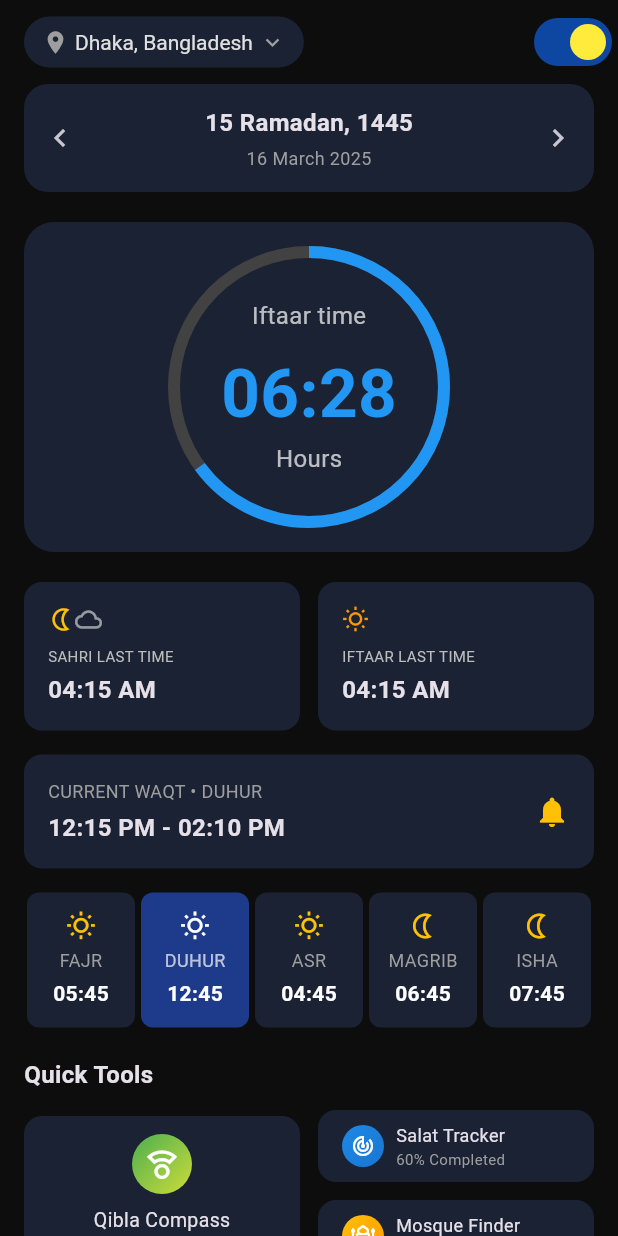
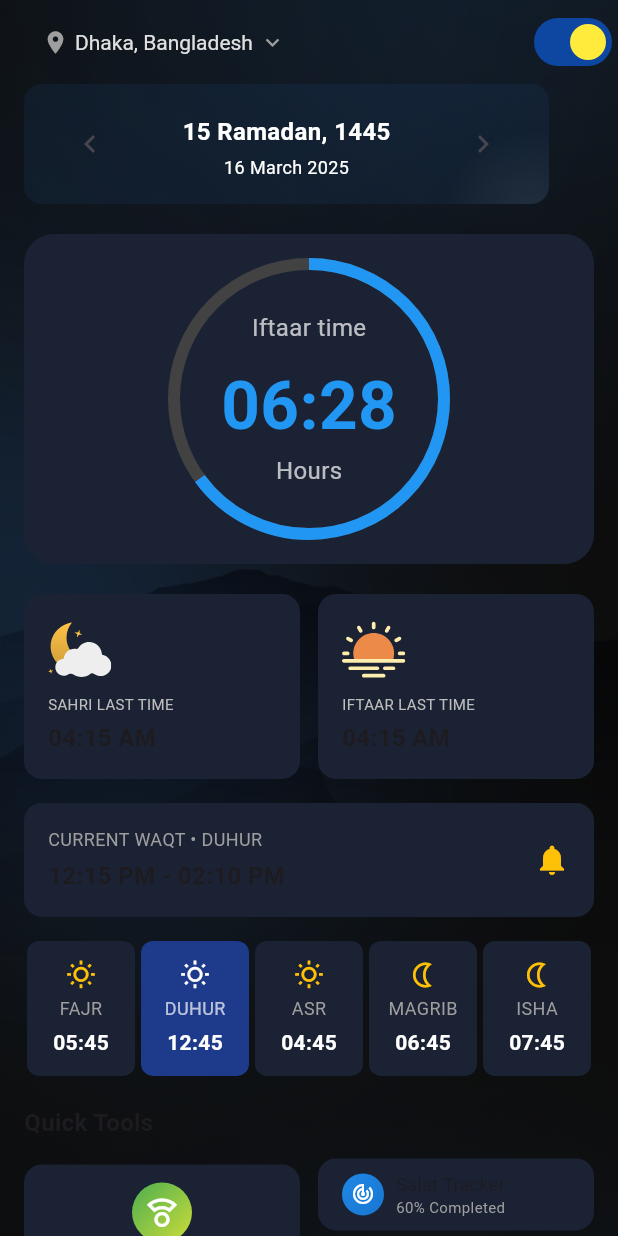
Before and after one commit to Ird-Irfan/salat_waqt, a Flutter app: the screen it shows after launch, on a phone screen of 412 x 824 dp. Run offline on Flutter 3.47's test engine with Material 3 defaults, Android fonts, the phone set to English and light mode, and no system bars; our stand-ins replace equatable, flutter_svg, fpdart, get, responsive_sizer.

Commit message:
Enhance UI with background image, gradient, and styling updates

```diff
--- /dev/null
+++ b/lib/core/constant/app_contant.dart
@@ -0,0 +1,8 @@
+class AppConstant {
+  // SVGs
+  static const String icIftaar = 'assets/svgs/ic_iftaar.svg';
+  static const String icSahri = 'assets/svgs/ic_suhoor.svg';
+
+
+  static const String appBg = 'assets/images/bg_screen.png';
+}
--- a/lib/core/constant/salat_color.dart
+++ b/lib/core/constant/salat_color.dart
@@ -12,6 +12,13 @@ class SalatColor {
   static const Color primaryColorDark750 = Color(0xFF1C4D87);
   static const Color primaryColorDark800 = Color(0xFF101B45);
   static const Color primaryColorDark900 = Color(0xFF0D0D0D);
+  // Gradient Colors dark mode
+  static final List<Color> dateDisplayGradient = [
+    primaryColorDark400.withOpacity(0.15),
+    primaryColorDark750.withOpacity(0.15),
+  ];
+
+  //----------------------Light Mode Colors----------------------//
 
   // Light Colors
   static const Color primaryColorLight100 = Color(0xFFE5FFF4);
--- /dev/null
+++ b/lib/presentation/common/widgets/svg_icons.dart
@@ -0,0 +1,30 @@
+import 'package:flutter/material.dart';
+import 'package:flutter_svg/flutter_svg.dart';
+import 'package:salat_waqt/core/config/salat_waqt_screen.dart';
+
+class SvgIcon extends StatelessWidget {
+  final String svgPath;
+  final double? height;
+  final double? width;
+  final Color? color;
+
+  const SvgIcon({
+    super.key,
+    required this.svgPath,
+    this.height = 40,
+    this.width = 40,
+    this.color,
+  });
+
+  @override
+  Widget build(BuildContext context) {
+    return SvgPicture.asset(
+      svgPath,
+      height: height?.px,
+      width: width?.px,
+      colorFilter: color != null
+          ? ColorFilter.mode(color!, BlendMode.srcIn)
+          : null,
+    );
+  }
+}
--- a/lib/presentation/home/ui/appber/appber_section.dart
+++ b/lib/presentation/home/ui/appber/appber_section.dart
@@ -12,7 +12,7 @@ class AppBarSection extends StatelessWidget implements PreferredSizeWidget {
       title: Container(
         padding: const EdgeInsets.symmetric(horizontal: 12, vertical: 8),
         decoration: BoxDecoration(
-          color: const Color(0xFF1A2234),
+
           borderRadius: BorderRadius.circular(20),
         ),
         child: Row(
--- a/lib/presentation/home/ui/date_display/date_display.dart
+++ b/lib/presentation/home/ui/date_display/date_display.dart
@@ -1,5 +1,5 @@
 import 'package:flutter/material.dart';
-import 'package:responsive_sizer/responsive_sizer.dart';
+import 'package:salat_waqt/core/constant/salat_color.dart';
 import 'package:salat_waqt/presentation/home/ui/date_display/model.dart';
 
 class DateDisplay extends StatefulWidget {
@@ -32,11 +32,16 @@ class _DateDisplayState extends State<DateDisplay> {
   @override
   Widget build(BuildContext context) {
     return Container(
-      width: double.infinity,
-      padding: const EdgeInsets.symmetric(vertical: 12),
+      width: 350,
+      height: 80,
+      padding: const EdgeInsets.all(20),
       decoration: BoxDecoration(
-        color: const Color(0xFF1A2234),
-        borderRadius: BorderRadius.circular(16.px),
+        gradient: RadialGradient(
+          center: Alignment(0.93, 1.20),
+          radius: 0.72,
+          colors: SalatColor.dateDisplayGradient,
+        ),
+        borderRadius: BorderRadius.all(Radius.circular(12)),
       ),
       child: Row(
         mainAxisAlignment: MainAxisAlignment.spaceBetween,
@@ -52,12 +57,18 @@ class _DateDisplayState extends State<DateDisplay> {
                 style: const TextStyle(
                   fontSize: 16,
                   fontWeight: FontWeight.bold,
+                  color: Colors.white,
                 ),
               ),
               const SizedBox(height: 4),
-              Text(
-                dates[currentIndex].englishDate,
-                style: const TextStyle(fontSize: 12, color: Colors.grey),
+              Expanded(
+                child: Text(
+                  dates[currentIndex].englishDate,
+                  style: const TextStyle(
+                    fontSize: 12,
+                    color: Colors.white,
+                  ),
+                ),
               ),
             ],
           ),
--- a/lib/presentation/home/ui/home_page.dart
+++ b/lib/presentation/home/ui/home_page.dart
@@ -1,16 +1,33 @@
 import 'package:flutter/material.dart';
+import 'package:flutter/services.dart';
+import 'package:salat_waqt/core/constant/app_contant.dart';
 import 'package:salat_waqt/presentation/home/ui/appber/appber_section.dart';
 import 'package:salat_waqt/presentation/home/ui/date_display/date_display.dart';
 import 'package:salat_waqt/presentation/home/ui/iftaar_timer/iftaar_time_counter.dart';
+import 'package:salat_waqt/presentation/home/ui/sahri_Iftaar_time_section/sahri_iftar_times_section.dart';
 
 class HomePage extends StatelessWidget {
   const HomePage({super.key});
 
   @override
   Widget build(BuildContext context) {
-    return Scaffold(
+    return AnnotatedRegion<SystemUiOverlayStyle>(
+      value: SystemUiOverlayStyle(
+        statusBarColor: Colors.transparent,
+        statusBarIconBrightness: Brightness.light,
+      ),
+      child: Scaffold(
+        extendBodyBehindAppBar: true,
+        backgroundColor: Colors.transparent,
         appBar: AppBarSection(),
-      body: SafeArea(
+        body: Container(
+          decoration: const BoxDecoration(
+            image: DecorationImage(
+              image: AssetImage(AppConstant.appBg),
+              fit: BoxFit.cover,
+            ),
+          ),
+          child: SafeArea(
             child: SingleChildScrollView(
               child: Padding(
                 padding: const EdgeInsets.symmetric(horizontal: 16.0),
@@ -49,94 +66,12 @@ class HomePage extends StatelessWidget {
               ),
             ),
           ),
+        ),
+      ),
     );
   }
 }
 
-class SahriIftarTimesSection extends StatelessWidget {
-  const SahriIftarTimesSection({Key? key}) : super(key: key);
-
-  @override
-  Widget build(BuildContext context) {
-    return const Row(
-      children: [
-        Expanded(
-          child: TimeInfoCard(
-            title: 'SAHRI LAST TIME',
-            time: '04:15 AM',
-            icon: Icons.nightlight_outlined,
-            showWeatherIcon: true,
-          ),
-        ),
-        SizedBox(width: 12),
-        Expanded(
-          child: TimeInfoCard(
-            title: 'IFTAAR LAST TIME',
-            time: '04:15 AM',
-            icon: Icons.wb_sunny_outlined,
-            showWeatherIcon: false,
-          ),
-        ),
-      ],
-    );
-  }
-}
-
-class TimeInfoCard extends StatelessWidget {
-  final String title;
-  final String time;
-  final IconData icon;
-  final bool showWeatherIcon;
-
-  const TimeInfoCard({
-    Key? key,
-    required this.title,
-    required this.time,
-    required this.icon,
-    required this.showWeatherIcon,
-  }) : super(key: key);
-
-  @override
-  Widget build(BuildContext context) {
-    return Container(
-      padding: const EdgeInsets.all(16),
-      decoration: BoxDecoration(
-        color: const Color(0xFF1A2234),
-        borderRadius: BorderRadius.circular(12),
-      ),
-      child: Column(
-        crossAxisAlignment: CrossAxisAlignment.start,
-        children: [
-          Row(
-            children: [
-              Icon(
-                icon,
-                color: showWeatherIcon ? Colors.amber : Colors.orange,
-                size: 18,
-              ),
-              if (showWeatherIcon)
-                const Icon(
-                  Icons.cloud_outlined,
-                  color: Colors.white54,
-                  size: 18,
-                ),
-            ],
-          ),
-          const SizedBox(height: 8),
-          Text(
-            title,
-            style: TextStyle(fontSize: 10, color: Colors.grey.shade400),
-          ),
-          const SizedBox(height: 4),
-          Text(
-            time,
-            style: const TextStyle(fontSize: 16, fontWeight: FontWeight.bold),
-          ),
-        ],
-      ),
-    );
-  }
-}
 
 class CurrentPrayerTime extends StatelessWidget {
   const CurrentPrayerTime({Key? key}) : super(key: key);
--- /dev/null
+++ b/lib/presentation/home/ui/sahri_Iftaar_time_section/sahri_iftar_times_section.dart
@@ -0,0 +1,70 @@
+import 'package:flutter/material.dart';
+import 'package:salat_waqt/core/constant/app_contant.dart';
+import 'package:salat_waqt/presentation/common/widgets/svg_icons.dart';
+
+class SahriIftarTimesSection extends StatelessWidget {
+  const SahriIftarTimesSection({super.key});
+
+  @override
+  Widget build(BuildContext context) {
+    return const Row(
+      children: [
+        Expanded(
+          child: TimeInfoCard(
+            title: 'SAHRI LAST TIME',
+            time: '04:15 AM',
+            svgPath: AppConstant.icSahri,
+          ),
+        ),
+        SizedBox(width: 12),
+        Expanded(
+          child: TimeInfoCard(
+            title: 'IFTAAR LAST TIME',
+            time: '04:15 AM',
+            svgPath: AppConstant.icIftaar,
+          ),
+        ),
+      ],
+    );
+  }
+}
+
+class TimeInfoCard extends StatelessWidget {
+  final String title;
+  final String time;
+  final String svgPath;
+
+  const TimeInfoCard({
+    super.key,
+    required this.title,
+    required this.time,
+    required this.svgPath,
+  });
+
+  @override
+  Widget build(BuildContext context) {
+    return Container(
+      padding: const EdgeInsets.all(16),
+      decoration: BoxDecoration(
+        color: const Color(0xFF1A2234),
+        borderRadius: BorderRadius.circular(12),
+      ),
+      child: Column(
+        crossAxisAlignment: CrossAxisAlignment.start,
+        children: [
+          SvgIcon(svgPath: svgPath),
+          const SizedBox(height: 8),
+          Text(
+            title,
+            style: TextStyle(fontSize: 10, color: Colors.grey.shade400),
+          ),
+          const SizedBox(height: 4),
+          Text(
+            time,
+            style: const TextStyle(fontSize: 16, fontWeight: FontWeight.bold),
+          ),
+        ],
+      ),
+    );
+  }
+}
--- a/lib/presentation/salat_waqt.dart
+++ b/lib/presentation/salat_waqt.dart
@@ -2,7 +2,6 @@ import 'package:flutter/material.dart';
 import 'package:get/get.dart';
 import 'package:responsive_sizer/responsive_sizer.dart';
 import 'package:salat_waqt/core/config/salat_waqt_screen.dart';
-import 'package:salat_waqt/core/constant/salat_color.dart';
 import 'package:salat_waqt/presentation/home/ui/home_page.dart';
 
 class SalatWaqt extends StatefulWidget {
@@ -24,10 +23,10 @@ class _SalatWaqtState extends State<SalatWaqt> {
     return ResponsiveSizer(
       builder: (context, orientation, deviceType) {
         return GetMaterialApp(
-          theme: ThemeData(
-            scaffoldBackgroundColor: SalatColor.primaryColorDark900,
-            brightness: Brightness.dark,
-          ),
+          // theme: ThemeData(
+          //   scaffoldBackgroundColor: SalatColor.primaryColorDark900,
+          //   brightness: Brightness.dark,
+          // ),
           navigatorKey: SalatWaqt.navigatorKey,
           builder: (context, child) {
             return Overlay(
--- a/pubspec.yaml
+++ b/pubspec.yaml
@@ -77,9 +77,9 @@ flutter:
   uses-material-design: true
 
   # To add assets to your application, add an assets section, like this:
-  # assets:
-  #   - images/a_dot_burr.jpeg
-  #   - images/a_dot_ham.jpeg
+  assets:
+    - assets/images/
+    - assets/svgs/
 
   # An image asset can refer to one or more resolution-specific "variants", see
   # https://flutter.dev/to/resolution-aware-images
```
Also changed, not shown: assets/images/bg_screen.png (added), assets/svgs/ic_iftaar.svg (added), assets/svgs/ic_suhoor.svg (added). Lines whose indentation alone changed are shown as unchanged.
